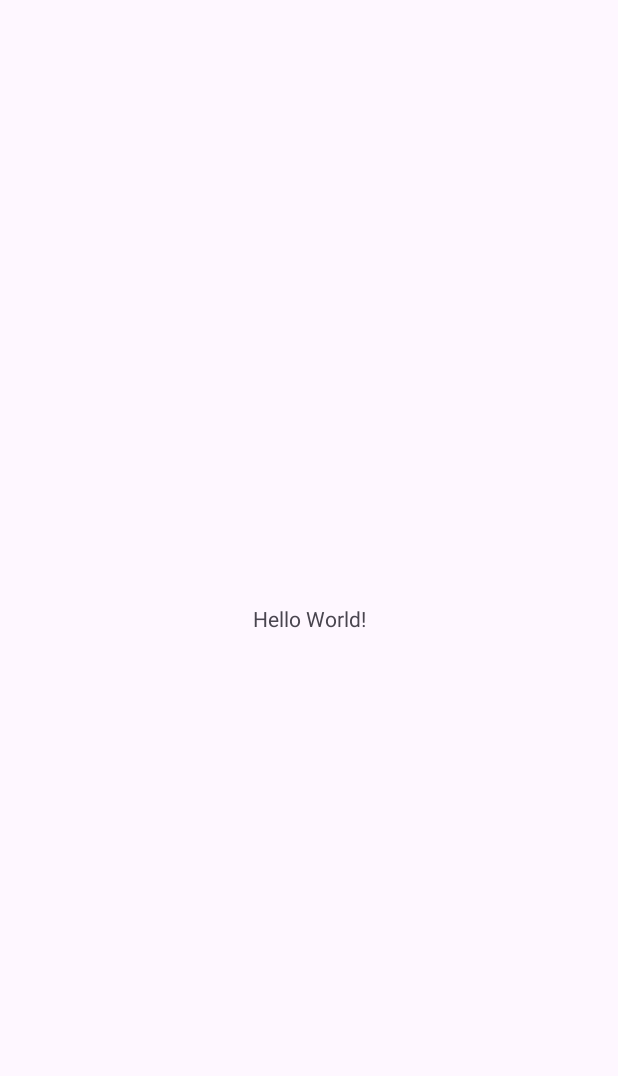
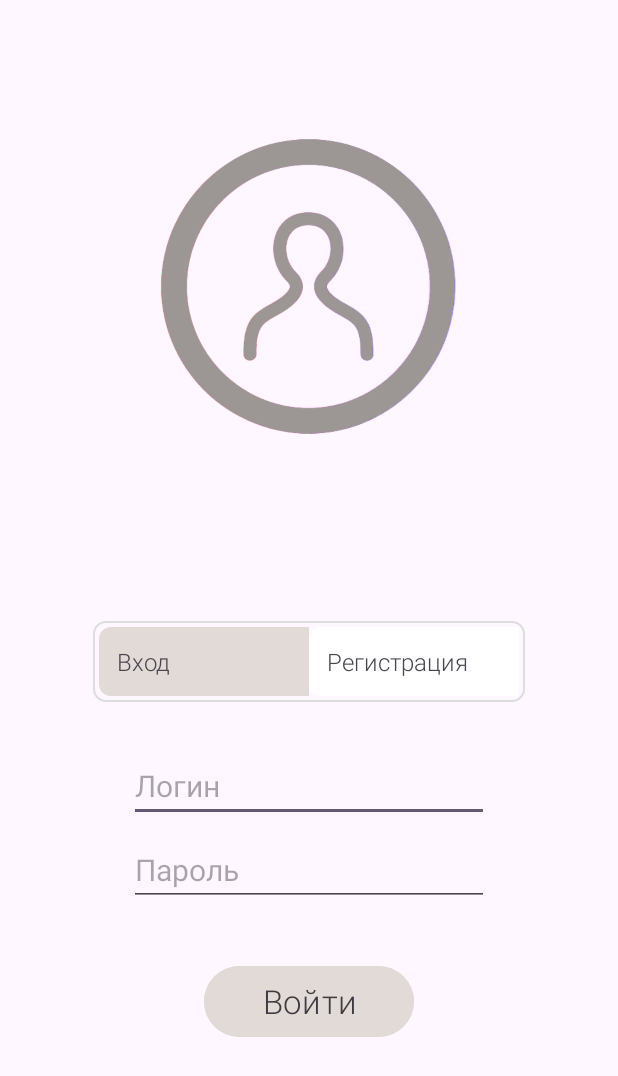
Before and after one commit to vector363/Car_dealership_cursovaya, an Android app: the screen it shows after launch (MainActivity before the commit, LoginActivity after it), on a phone screen of 412 x 824 dp. Before the commit the part shown is almost empty. Shown: the top 1076 px of the screen. Run offline under Robolectric (Android 15) with nearby library versions, the phone set to English and light mode, and no system bars.

Commit message:
Design_RegistrationMenu

```diff
--- a/app/src/main/AndroidManifest.xml
+++ b/app/src/main/AndroidManifest.xml
@@ -13,7 +13,7 @@
         android:theme="@style/Theme.CarDealership_cursovaya"
         tools:targetApi="31">
         <activity
-            android:name=".MainActivity"
+            android:name=".LoginActivity"
             android:exported="true">
             <intent-filter>
                 <action android:name="android.intent.action.MAIN" />
--- /dev/null
+++ b/app/src/main/java/com/example/cardealership_cursovaya/LoginActivity.java
@@ -0,0 +1,52 @@
+package com.example.cardealership_cursovaya;
+
+import android.os.Bundle;
+import android.widget.TextView;
+import androidx.appcompat.app.AppCompatActivity;
+import androidx.core.content.ContextCompat;
+
+
+public class LoginActivity extends AppCompatActivity {
+    private TextView tvLogin, tvRegister;
+
+    @Override
+    protected void onCreate(Bundle savedInstanceState) {
+        super.onCreate(savedInstanceState);
+        setContentView(R.layout.activity_login);
+
+        tvLogin = findViewById(R.id.tv_login);
+        tvRegister = findViewById(R.id.tv_register);
+
+        if (savedInstanceState == null) { // Установка начального фрагмента
+            getSupportFragmentManager().beginTransaction().replace(R.id.fragment_container, new LoginFragment()).commit();
+        }
+
+        setupTabListeners();
+    }
+
+    private void setupTabListeners() {
+        tvLogin.setOnClickListener(v -> showLoginFragment());
+        tvRegister.setOnClickListener(v -> showRegisterFragment());
+    }
+
+    public void showLoginFragment() {
+        // Обновляем UI переключателя
+        tvLogin.setBackground(ContextCompat.getDrawable(this, R.drawable.bg_auth_tab_selected));
+        tvRegister.setBackground(ContextCompat.getDrawable(this, R.drawable.bg_auth_tab_unselected));
+
+        // Заменяем фрагмент
+        getSupportFragmentManager().beginTransaction()
+                .replace(R.id.fragment_container, new LoginFragment())
+                .commit();
+    }
+
+    public void showRegisterFragment() {
+        // Обновляем UI переключателя
+        tvRegister.setBackground(ContextCompat.getDrawable(this, R.drawable.bg_auth_tab_selected));
+        tvLogin.setBackground(ContextCompat.getDrawable(this, R.drawable.bg_auth_tab_unselected));
+
+        // Заменяем фрагмент
+        getSupportFragmentManager().beginTransaction().replace(R.id.fragment_container, new RegisterFragment()).commit();
+    }
+
+}
--- /dev/null
+++ b/app/src/main/java/com/example/cardealership_cursovaya/LoginFragment.java
@@ -0,0 +1,31 @@
+package com.example.cardealership_cursovaya;
+
+import android.os.Bundle;
+
+import androidx.fragment.app.Fragment;
+
+import android.view.LayoutInflater;
+import android.view.View;
+import android.view.ViewGroup;
+import android.widget.Button;
+import android.widget.EditText;
+
+
+public class LoginFragment extends Fragment {
+    @Override
+    public View onCreateView(LayoutInflater inflater, ViewGroup container, Bundle savedInstanceState) {
+        View view = inflater.inflate(R.layout.fragment_login, container, false);
+
+//        EditText etEmail = view.findViewById(R.id.login_email);
+//        EditText etPassword = view.findViewById(R.id.login_password);
+//        Button btnLogin = view.findViewById(R.id.login_button);
+
+//        btnLogin.setOnClickListener(v -> {
+//            String email = etEmail.getText().toString();
+//            String password = etPassword.getText().toString();
+//        });
+
+        return view;
+    }
+
+}
--- a/app/src/main/java/com/example/cardealership_cursovaya/MainActivity.java
+++ /dev/null
@@ -1,25 +0,0 @@
-package com.example.cardealership_cursovaya;
-
-import android.os.Bundle;
-
-import androidx.activity.EdgeToEdge;
-import androidx.appcompat.app.AppCompatActivity;
-import androidx.core.graphics.Insets;
-import androidx.core.view.ViewCompat;
-import androidx.core.view.WindowInsetsCompat;
-
-public class MainActivity extends AppCompatActivity {
-
-    @Override
-    protected void onCreate(Bundle savedInstanceState) {
-        super.onCreate(savedInstanceState);
-        EdgeToEdge.enable(this);
-        setContentView(R.layout.activity_main);
-        ViewCompat.setOnApplyWindowInsetsListener(findViewById(R.id.main), (v, insets) -> {
-            Insets systemBars = insets.getInsets(WindowInsetsCompat.Type.systemBars());
-            v.setPadding(systemBars.left, systemBars.top, systemBars.right, systemBars.bottom);
-            return insets;
-        });
-        //
-    }
-}
--- /dev/null
+++ b/app/src/main/res/drawable/bg_auth_switch.xml
@@ -0,0 +1,13 @@
+
+<shape xmlns:android="http://schemas.android.com/apk/res/android"
+    android:shape="rectangle">
+
+    <solid android:color="@android:color/transparent" />
+
+    <stroke
+        android:width="1dp"
+        android:color="#DDDDDD" />
+
+    <corners android:radius="8dp" />
+
+</shape>
--- /dev/null
+++ b/app/src/main/res/drawable/bg_auth_tab_selected.xml
@@ -0,0 +1,15 @@
+<!--<shape xmlns:android="http://schemas.android.com/apk/res/android" android:shape="rectangle">-->
+<!--    <corners android:radius="12dp"/>-->
+<!--    <solid android:color="#c9c3be"/>-->
+<!--</shape>-->
+
+<shape xmlns:android="http://schemas.android.com/apk/res/android"
+    android:shape="rectangle">
+
+    <solid android:color="@color/colorSwitch" />
+
+    <corners
+        android:topLeftRadius="8dp"
+        android:bottomLeftRadius="8dp" />
+
+</shape>
--- /dev/null
+++ b/app/src/main/res/drawable/bg_auth_tab_unselected.xml
@@ -0,0 +1,16 @@
+<!--<shape xmlns:android="http://schemas.android.com/apk/res/android">-->
+<!--    <corners android:radius="8dp"/>-->
+<!--    <solid android:color="@android:color/transparent"/>-->
+<!--</shape>-->
+
+
+<shape xmlns:android="http://schemas.android.com/apk/res/android"
+    android:shape="rectangle">
+
+    <solid android:color="#FFFFFF" />
+
+    <corners
+        android:topLeftRadius="8dp"
+        android:bottomLeftRadius="8dp" />
+
+</shape>
--- /dev/null
+++ b/app/src/main/res/layout/activity_login.xml
@@ -0,0 +1,55 @@
+<?xml version="1.0" encoding="utf-8"?>
+<LinearLayout
+    xmlns:android="http://schemas.android.com/apk/res/android"
+    android:layout_width="match_parent"
+    android:layout_height="match_parent"
+    android:orientation="vertical"
+    android:padding="16dp"
+    android:gravity="center_horizontal">
+
+    <ImageView
+        android:layout_width="350dp"
+        android:layout_height="350dp"
+        android:layout_marginBottom="32dp"
+        android:src="@drawable/reg_pic"/>
+
+    <LinearLayout
+        android:id="@+id/auth_switch_container"
+        android:layout_width="wrap_content"
+        android:layout_height="wrap_content"
+        android:layout_marginTop="16dp"
+        android:layout_marginBottom="32dp"
+        android:background="@drawable/bg_auth_switch"
+        android:orientation="horizontal"
+        android:padding="4dp">
+
+        <TextView
+            android:id="@+id/tv_login"
+            android:layout_width="140dp"
+            android:layout_height="wrap_content"
+            android:text="Вход"
+            android:textSize="16sp"
+            android:padding="12dp"
+            android:clickable="true"
+            android:fontFamily="sans-serif-light"
+            android:background="@drawable/bg_auth_tab_selected"/>
+
+        <TextView
+            android:id="@+id/tv_register"
+            android:layout_width="140dp"
+            android:layout_height="wrap_content"
+            android:text="Регистрация"
+            android:textSize="16sp"
+            android:padding="12dp"
+            android:clickable="true"
+            android:fontFamily="sans-serif-light"
+            android:background="@drawable/bg_auth_tab_unselected"/>
+    </LinearLayout>
+
+    <FrameLayout
+        android:id="@+id/fragment_container"
+        android:layout_width="match_parent"
+        android:layout_height="0dp"
+        android:layout_weight="1"/>
+
+</LinearLayout>
--- a/app/src/main/res/layout/activity_main.xml
+++ /dev/null
@@ -1,19 +0,0 @@
-<?xml version="1.0" encoding="utf-8"?>
-<androidx.constraintlayout.widget.ConstraintLayout xmlns:android="http://schemas.android.com/apk/res/android"
-    xmlns:app="http://schemas.android.com/apk/res-auto"
-    xmlns:tools="http://schemas.android.com/tools"
-    android:id="@+id/main"
-    android:layout_width="match_parent"
-    android:layout_height="match_parent"
-    tools:context=".MainActivity">
-
-    <TextView
-        android:layout_width="wrap_content"
-        android:layout_height="wrap_content"
-        android:text="Hello World!"
-        app:layout_constraintBottom_toBottomOf="parent"
-        app:layout_constraintEnd_toEndOf="parent"
-        app:layout_constraintStart_toStartOf="parent"
-        app:layout_constraintTop_toTopOf="parent" />
-
-</androidx.constraintlayout.widget.ConstraintLayout>
--- /dev/null
+++ b/app/src/main/res/layout/fragment_login.xml
@@ -0,0 +1,38 @@
+<?xml version="1.0" encoding="utf-8"?>
+<LinearLayout xmlns:android="http://schemas.android.com/apk/res/android"
+    android:layout_width="match_parent"
+    android:layout_height="match_parent"
+    android:orientation="vertical"
+    android:gravity="center_horizontal">
+
+
+    <EditText
+        android:id="@+id/register_email"
+        android:layout_width="240dp"
+        android:layout_height="wrap_content"
+        android:hint="Логин"
+        android:inputType="textEmailAddress"
+        android:layout_marginBottom="8dp"
+        android:textSize="20sp"/>
+
+    <EditText
+        android:id="@+id/register_password"
+        android:layout_width="240dp"
+        android:layout_height="wrap_content"
+        android:hint="Пароль"
+        android:inputType="textPassword"
+        android:layout_marginBottom="16dp"
+        android:textSize="20sp"/>
+
+    <Button
+        android:id="@+id/register_button"
+        android:layout_width="140dp"
+        android:layout_height="55dp"
+        android:layout_marginTop="20dp"
+        android:text="Войти"
+        android:textSize="22sp"
+        android:backgroundTint="@color/colorSwitch"
+        android:textColor="#3D3B40"
+        android:fontFamily="sans-serif-light"/>
+
+</LinearLayout>
--- a/app/src/main/res/values/colors.xml
+++ b/app/src/main/res/values/colors.xml
@@ -2,4 +2,11 @@
 <resources>
     <color name="black">#FF000000</color>
     <color name="white">#FFFFFFFF</color>
+    <color name="colorPrimary">#6200EE</color>
+    <color name="colorPrimaryDark">#3700B3</color>
+    <color name="colorAccent">#03DAC5</color>
+
+
+
+    <color name="colorSwitch">#E2DAD6</color>
 </resources>
--- a/app/src/main/res/values/strings.xml
+++ b/app/src/main/res/values/strings.xml
@@ -1,3 +1,5 @@
 <resources>
     <string name="app_name">CarDealership_cursovaya</string>
+    <!-- TODO: Remove or change this placeholder text -->
+    <string name="hello_blank_fragment">Hello blank fragment</string>
 </resources>
```
Also changed, not shown: app/src/main/java/com/example/cardealership_cursovaya/RegisterFragment.java (added, +38 -0 lines), app/src/main/res/layout/fragment_register.xml (added, +80 -0 lines), app/src/main/res/drawable/reg_pic.png (added).
